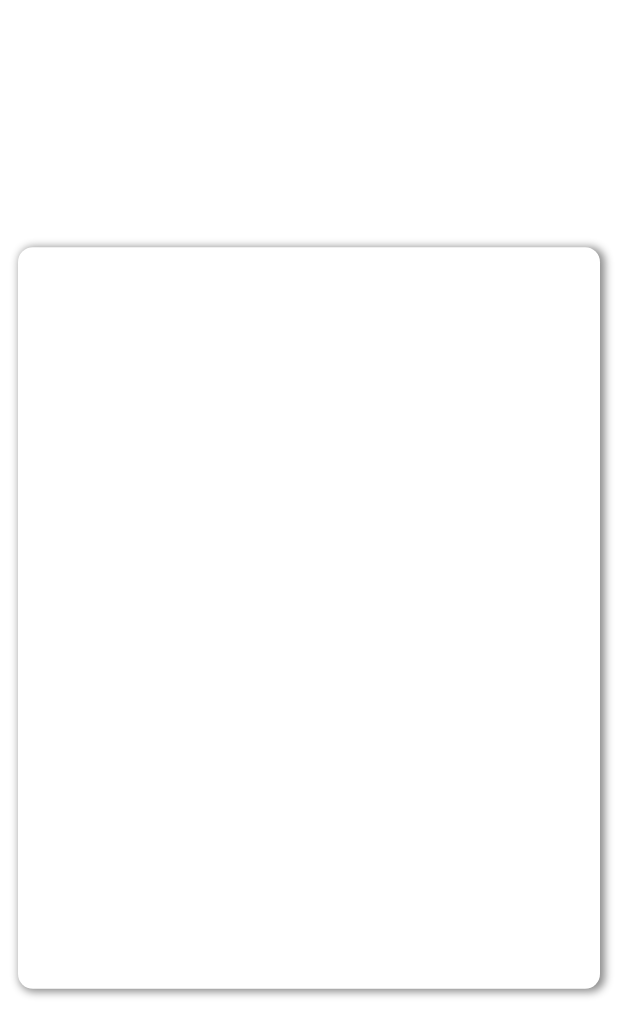
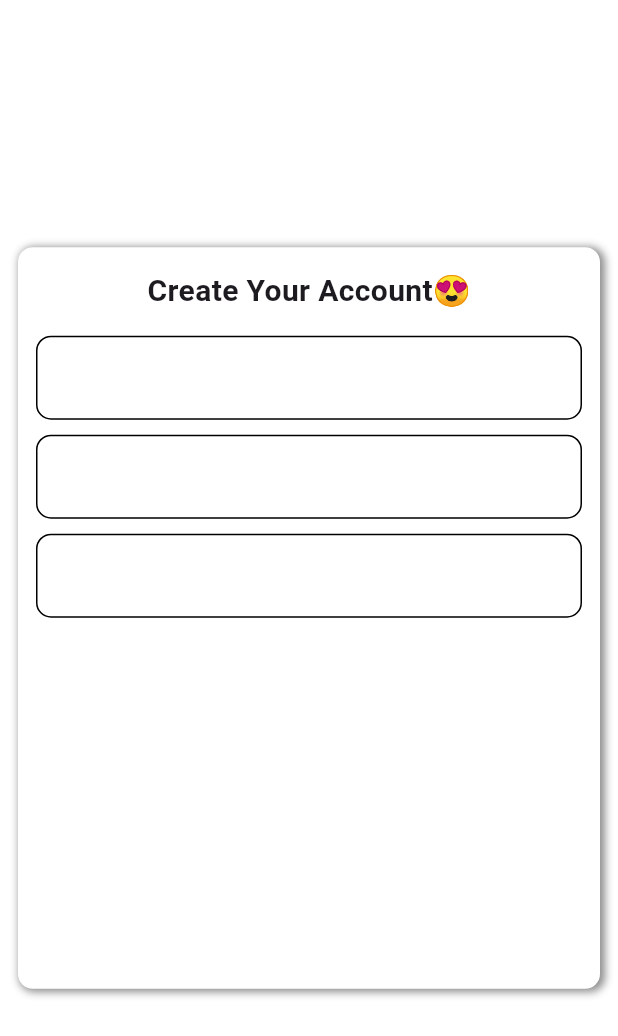
Before and after one commit to arshadflutterdev/TaskManagerApp, a Flutter app: the screen it shows after launch, on a phone screen of 412 x 824 dp. Shown: the top 1036 px of the screen. Run offline on Flutter 3.47's test engine with Material 3 defaults, Android fonts, the phone set to English and light mode, and no system bars; our stand-ins replace firebase_core, gap; accounts and stored records are empty.

```diff
--- a/lib/app/Presentation/Authentication/signup_screen.dart
+++ b/lib/app/Presentation/Authentication/signup_screen.dart
@@ -1,5 +1,7 @@
 import 'package:flutter/material.dart';
+import 'package:gap/gap.dart';
 import 'package:task_manager/app/common/Containers/stylish_container.dart';
+import 'package:task_manager/app/common/Textfields/retextfield.dart';
 
 class SignupScreen extends StatefulWidget {
   const SignupScreen({super.key});
@@ -9,6 +11,10 @@ class SignupScreen extends StatefulWidget {
 }
 
 class _SignupScreenState extends State<SignupScreen> {
+  TextEditingController nameController = TextEditingController();
+  TextEditingController emailController = TextEditingController();
+  TextEditingController passwordController = TextEditingController();
+
   @override
   Widget build(BuildContext context) {
     final double height = MediaQuery.of(context).size.height;
@@ -20,6 +26,28 @@ class _SignupScreenState extends State<SignupScreen> {
           child: StylishContainer(
             heights: height * 0.60,
             widhts: double.infinity,
+            child: Padding(
+              padding: const EdgeInsets.symmetric(horizontal: 12),
+              child: Column(
+                children: [
+                  Gap(15),
+                  Text(
+                    "Create Your Account😍",
+                    style: TextStyle(fontSize: 20, fontWeight: FontWeight.bold),
+                  ),
+                  Gap(15),
+                  ReTextfield(lable: 'name', controller: nameController),
+                  Gap(10),
+                  ReTextfield(
+                    lable: 'email adress',
+                    controller: nameController,
+                  ),
+                  Gap(10),
+                  ReTextfield(lable: 'password', controller: nameController),
+                  Gap(10),
+                ],
+              ),
+            ),
           ),
         ),
       ),
--- a/lib/app/common/Containers/stylish_container.dart
+++ b/lib/app/common/Containers/stylish_container.dart
@@ -3,9 +3,11 @@ import 'package:flutter/material.dart';
 class StylishContainer extends StatelessWidget {
   final double heights;
   final double widhts;
+  final Widget? child;
   const StylishContainer({
     super.key,
     required this.heights,
+    this.child,
     required this.widhts,
   });
 
@@ -26,6 +28,7 @@ class StylishContainer extends StatelessWidget {
           ),
         ],
       ),
+      child: child,
     );
   }
 }
--- /dev/null
+++ b/lib/app/common/Textfields/retextfield.dart
@@ -0,0 +1,32 @@
+import 'package:flutter/material.dart';
+
+class ReTextfield extends StatelessWidget {
+  final String lable;
+  final TextEditingController controller;
+  const ReTextfield({super.key, required this.lable, required this.controller});
+
+  @override
+  Widget build(BuildContext context) {
+    return TextField(
+      cursorColor: Colors.black,
+      decoration: InputDecoration(
+        enabledBorder: OutlineInputBorder(
+          borderRadius: BorderRadius.circular(10),
+          borderSide: BorderSide(color: Colors.black),
+        ),
+        errorBorder: OutlineInputBorder(
+          borderRadius: BorderRadius.circular(10),
+          borderSide: BorderSide(color: Colors.black),
+        ),
+        focusedBorder: OutlineInputBorder(
+          borderRadius: BorderRadius.circular(10),
+          borderSide: BorderSide(color: Colors.black),
+        ),
+        border: OutlineInputBorder(
+          borderRadius: BorderRadius.circular(10),
+          borderSide: BorderSide(color: Colors.green, width: 5),
+        ),
+      ),
+    );
+  }
+}
--- a/pubspec.yaml
+++ b/pubspec.yaml
@@ -37,6 +37,7 @@ dependencies:
   firebase_core: ^4.2.1
   firebase_auth: ^6.1.2
   cloud_firestore: ^6.1.0
+  gap: ^3.0.1
 
 dev_dependencies:
   flutter_test:
```
Also changed, not shown: pubspec.lock.
